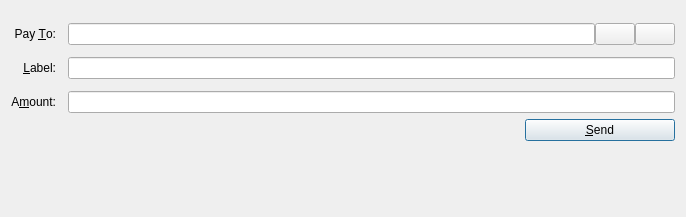
Above: src/qt/forms/sendcoinsdialog.ui from raffermeko/bitcoin before the change. Below: the same form after it.
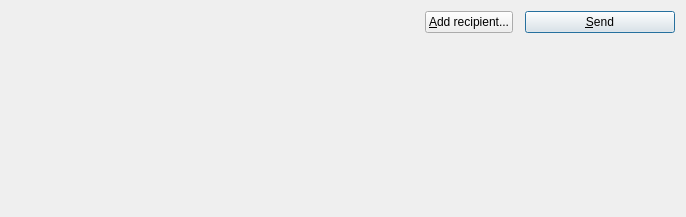
That is the form after the change. Icons and pictures are not drawn. Custom widgets are drawn as their Qt base class.

Diff of the .ui file:
```diff
--- a/src/qt/forms/sendcoinsdialog.ui
+++ b/src/qt/forms/sendcoinsdialog.ui
@@ -15,145 +15,10 @@
   </property>
   <layout class="QVBoxLayout" name="verticalLayout">
    <item>
-    <spacer name="verticalSpacer_2">
-     <property name="orientation">
-      <enum>Qt::Vertical</enum>
-     </property>
-     <property name="sizeType">
-      <enum>QSizePolicy::Preferred</enum>
-     </property>
-     <property name="sizeHint" stdset="0">
-      <size>
-       <width>20</width>
-       <height>12</height>
-      </size>
-     </property>
-    </spacer>
-   </item>
-   <item>
-    <layout class="QGridLayout" name="gridLayout">
+    <layout class="QVBoxLayout" name="entries">
      <property name="spacing">
-      <number>12</number>
+      <number>6</number>
      </property>
-     <item row="5" column="0">
-      <widget class="QLabel" name="label">
-       <property name="text">
-        <string>A&amp;mount:</string>
-       </property>
-       <property name="alignment">
-        <set>Qt::AlignRight|Qt::AlignTrailing|Qt::AlignVCenter</set>
-       </property>
-       <property name="buddy">
-        <cstring>payAmount</cstring>
-       </property>
-      </widget>
-     </item>
-     <item row="3" column="0">
-      <widget class="QLabel" name="label_2">
-       <property name="text">
-        <string>Pay &amp;To:</string>
-       </property>
-       <property name="alignment">
-        <set>Qt::AlignRight|Qt::AlignTrailing|Qt::AlignVCenter</set>
-       </property>
-       <property name="buddy">
-        <cstring>payTo</cstring>
-       </property>
-      </widget>
-     </item>
-     <item row="5" column="1">
-      <widget class="BitcoinAmountField" name="payAmount"/>
-     </item>
-     <item row="4" column="1">
-      <layout class="QHBoxLayout" name="horizontalLayout_2">
-       <property name="spacing">
-        <number>0</number>
-       </property>
-       <item>
-        <widget class="QLineEdit" name="addAsLabel">
-         <property name="enabled">
-          <bool>true</bool>
-         </property>
-         <property name="toolTip">
-          <string>Enter a label for this address to add it to your address book</string>
-         </property>
-        </widget>
-       </item>
-      </layout>
-     </item>
-     <item row="4" column="0">
-      <widget class="QLabel" name="label_4">
-       <property name="text">
-        <string>&amp;Label:</string>
-       </property>
-       <property name="alignment">
-        <set>Qt::AlignRight|Qt::AlignTrailing|Qt::AlignVCenter</set>
-       </property>
-       <property name="buddy">
-        <cstring>addAsLabel</cstring>
-       </property>
-      </widget>
-     </item>
-     <item row="3" column="1">
-      <layout class="QHBoxLayout" name="horizontalLayout_3">
-       <property name="spacing">
-        <number>0</number>
-       </property>
-       <item>
-        <widget class="QLineEdit" name="payTo">
-         <property name="toolTip">
-          <string>The address to send the payment to  (e.g. 1NS17iag9jJgTHD1VXjvLCEnZuQ3rJDE9L)</string>
-         </property>
-         <property name="maxLength">
-          <number>34</number>
-         </property>
-        </widget>
-       </item>
-       <item>
-        <widget class="QPushButton" name="addressBookButton">
-         <property name="toolTip">
-          <string>Look up adress in address book</string>
-         </property>
-         <property name="text">
-          <string/>
-         </property>
-         <property name="icon">
-          <iconset resource="../bitcoin.qrc">
-           <normaloff>:/icons/address-book</normaloff>:/icons/address-book</iconset>
-         </property>
-         <property name="shortcut">
-          <string>Alt+A</string>
-         </property>
-         <property name="autoDefault">
-          <bool>false</bool>
-         </property>
-         <property name="flat">
-          <bool>false</bool>
-         </property>
-        </widget>
-       </item>
-       <item>
-        <widget class="QPushButton" name="pasteButton">
-         <property name="toolTip">
-          <string>Paste address from system clipboard</string>
-         </property>
-         <property name="text">
-          <string/>
-         </property>
-         <property name="icon">
-          <iconset resource="../bitcoin.qrc">
-           <normaloff>:/icons/editpaste</normaloff>:/icons/editpaste</iconset>
-         </property>
-         <property name="shortcut">
-          <string>Alt+P</string>
-         </property>
-         <property name="autoDefault">
-          <bool>false</bool>
-         </property>
-        </widget>
-       </item>
-      </layout>
-     </item>
     </layout>
    </item>
    <item>
@@ -174,6 +39,17 @@
        </property>
       </spacer>
      </item>
+     <item>
+      <widget class="QPushButton" name="addButton">
+       <property name="text">
+        <string>&amp;Add recipient...</string>
+       </property>
+       <property name="icon">
+        <iconset resource="../bitcoin.qrc">
+         <normaloff>:/icons/add</normaloff>:/icons/add</iconset>
+       </property>
+      </widget>
+     </item>
      <item>
       <widget class="QPushButton" name="sendButton">
        <property name="minimumSize">
@@ -214,22 +90,6 @@
    </item>
   </layout>
  </widget>
- <customwidgets>
-  <customwidget>
-   <class>BitcoinAmountField</class>
-   <extends>QLineEdit</extends>
-   <header>bitcoinamountfield.h</header>
-   <container>1</container>
-  </customwidget>
- </customwidgets>
- <tabstops>
-  <tabstop>payTo</tabstop>
-  <tabstop>addressBookButton</tabstop>
-  <tabstop>pasteButton</tabstop>
-  <tabstop>addAsLabel</tabstop>
-  <tabstop>payAmount</tabstop>
-  <tabstop>sendButton</tabstop>
- </tabstops>
  <resources>
   <include location="../bitcoin.qrc"/>
  </resources>
```
